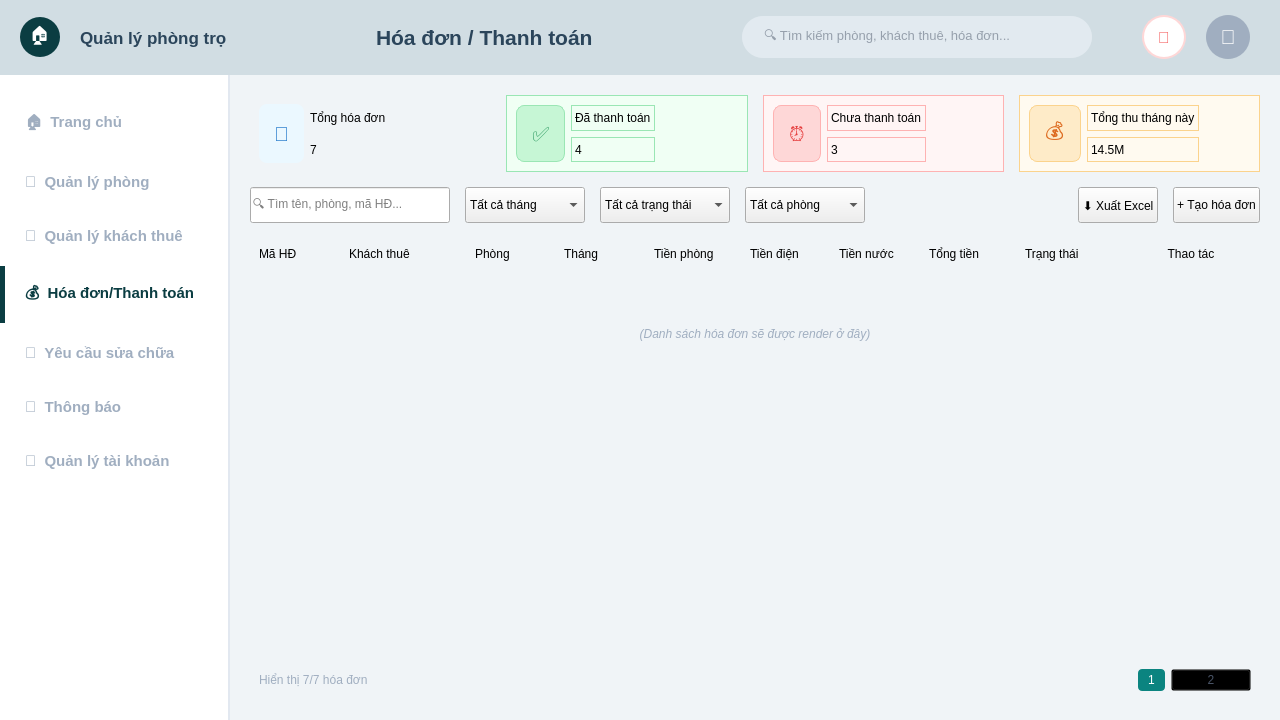
Above: ui/UI_Admin/hoa_don_thanh_toan.ui from nhatanhdeptrai-exe/Final_Project_KTLT before the change. Below: the same form after it.
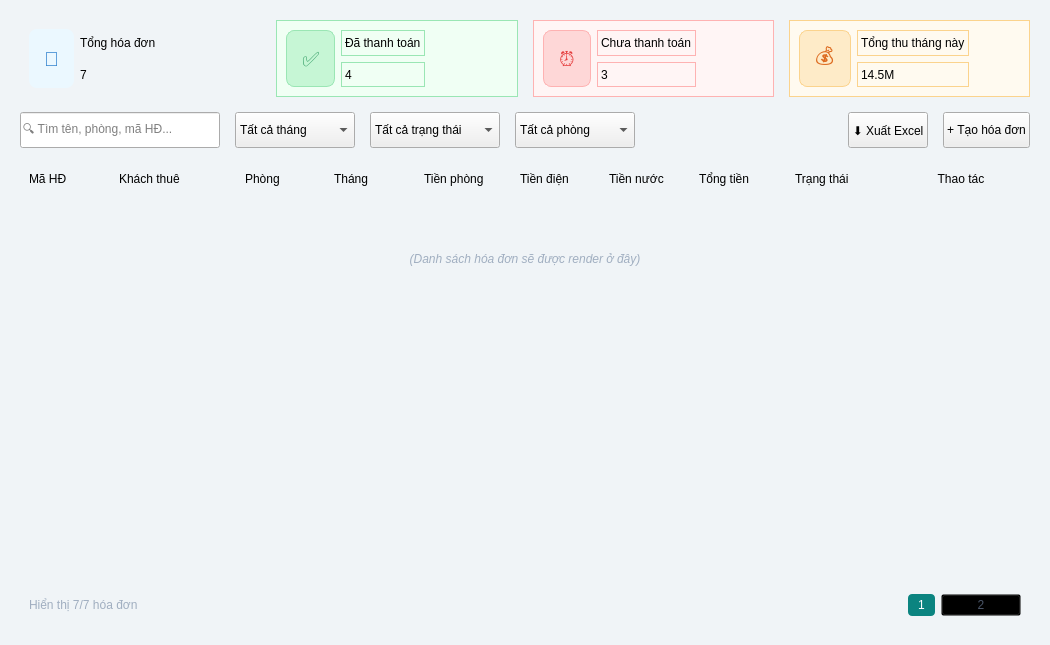
That is the form after the change.

```diff
--- a/ui/UI_Admin/hoa_don_thanh_toan.ui
+++ b/ui/UI_Admin/hoa_don_thanh_toan.ui
@@ -1,35 +1,22 @@
 <?xml version="1.0" encoding="UTF-8"?>
 <ui version="4.0">
  <class>MainWindow</class>
- <widget class="QMainWindow" name="MainWindow">
+  <widget class="QWidget" name="PageHoaDonThanhToan">
   <property name="geometry">
    <rect>
     <x>0</x>
     <y>0</y>
-    <width>1280</width>
-    <height>720</height>
-   </rect>
-  </property>
-  <property name="minimumSize">
-   <size>
-    <width>1280</width>
-    <height>720</height>
-   </size>
-  </property>
+        <width>1050</width>
+        <height>645</height>
+      </rect>
+    </property>
   <property name="windowTitle">
    <string>Hóa đơn / Thanh toán</string>
   </property>
   <property name="styleSheet">
    <string>QMainWindow { background-color: #f0f4f7; }</string>
   </property>
-  <widget class="QWidget" name="centralwidget">
-   <property name="styleSheet">
-    <string>QWidget#centralwidget { background-color: #f0f4f7; }</string>
-   </property>
-   <layout class="QVBoxLayout" name="verticalLayout">
-    <property name="spacing">
-     <number>0</number>
-    </property>
+    <layout class="QVBoxLayout" name="contentLayout">
     <property name="leftMargin">
      <number>0</number>
     </property>
@@ -42,346 +29,6 @@
     <property name="bottomMargin">
      <number>0</number>
     </property>
-    <item>
-     <widget class="QWidget" name="headerWidget" native="true">
-      <property name="minimumSize">
-       <size>
-        <width>0</width>
-        <height>75</height>
-       </size>
-      </property>
-      <property name="maximumSize">
-       <size>
-        <width>16777215</width>
-        <height>75</height>
-       </size>
-      </property>
-      <property name="styleSheet">
-       <string>QWidget#headerWidget { background-color: #d1dde3; }</string>
-      </property>
-      <layout class="QHBoxLayout" name="horizontalLayout">
-       <property name="spacing">
-        <number>20</number>
-       </property>
-       <property name="leftMargin">
-        <number>20</number>
-       </property>
-       <property name="rightMargin">
-        <number>30</number>
-       </property>
-       <item>
-        <widget class="QLabel" name="logoIcon">
-         <property name="minimumSize">
-          <size>
-           <width>40</width>
-           <height>40</height>
-          </size>
-         </property>
-         <property name="maximumSize">
-          <size>
-           <width>40</width>
-           <height>40</height>
-          </size>
-         </property>
-         <property name="styleSheet">
-          <string>background-color: #0b3d42; border-radius: 20px; color: white; font-size: 18px;</string>
-         </property>
-         <property name="text">
-          <string>🏠</string>
-         </property>
-         <property name="alignment">
-          <set>Qt::AlignCenter</set>
-         </property>
-        </widget>
-       </item>
-       <item>
-        <widget class="QLabel" name="logoText">
-         <property name="font">
-          <font>
-           <family>Segoe UI</family>
-           <pointsize>13</pointsize>
-           <weight>75</weight>
-           <bold>true</bold>
-          </font>
-         </property>
-         <property name="styleSheet">
-          <string>color: #2b455b;</string>
-         </property>
-         <property name="text">
-          <string>Quản lý phòng trọ</string>
-         </property>
-        </widget>
-       </item>
-       <item>
-        <spacer name="spacer1">
-         <property name="orientation">
-          <enum>Qt::Horizontal</enum>
-         </property>
-         <property name="sizeHint" stdset="0">
-          <size>
-           <width>20</width>
-           <height>20</height>
-          </size>
-         </property>
-        </spacer>
-       </item>
-       <item>
-        <widget class="QLabel" name="lblPageTitle">
-         <property name="font">
-          <font>
-           <family>Segoe UI</family>
-           <pointsize>16</pointsize>
-           <weight>75</weight>
-           <bold>true</bold>
-          </font>
-         </property>
-         <property name="styleSheet">
-          <string>color: #2b455b;</string>
-         </property>
-         <property name="text">
-          <string>Hóa đơn / Thanh toán</string>
-         </property>
-        </widget>
-       </item>
-       <item>
-        <spacer name="spacer2">
-         <property name="orientation">
-          <enum>Qt::Horizontal</enum>
-         </property>
-         <property name="sizeHint" stdset="0">
-          <size>
-           <width>40</width>
-           <height>20</height>
-          </size>
-         </property>
-        </spacer>
-       </item>
-       <item>
-        <widget class="QLineEdit" name="searchBar">
-         <property name="minimumSize">
-          <size>
-           <width>350</width>
-           <height>42</height>
-          </size>
-         </property>
-         <property name="maximumSize">
-          <size>
-           <width>400</width>
-           <height>42</height>
-          </size>
-         </property>
-         <property name="font">
-          <font>
-           <pointsize>10</pointsize>
-          </font>
-         </property>
-         <property name="styleSheet">
-          <string>QLineEdit {
-	background-color: #e2eaf0;
-	border-radius: 21px;
-	padding: 5px 20px;
-	border: none;
-	color: #4a5568;
-}</string>
-         </property>
-         <property name="placeholderText">
-          <string>🔍 Tìm kiếm phòng, khách thuê, hóa đơn...</string>
-         </property>
-        </widget>
-       </item>
-       <item>
-        <spacer name="spacer3">
-         <property name="orientation">
-          <enum>Qt::Horizontal</enum>
-         </property>
-         <property name="sizeHint" stdset="0">
-          <size>
-           <width>30</width>
-           <height>20</height>
-          </size>
-         </property>
-         <property name="sizeType">
-          <enum>QSizePolicy::Fixed</enum>
-         </property>
-        </spacer>
-       </item>
-       <item>
-        <widget class="QPushButton" name="btnBell">
-         <property name="minimumSize">
-          <size>
-           <width>44</width>
-           <height>44</height>
-          </size>
-         </property>
-         <property name="maximumSize">
-          <size>
-           <width>44</width>
-           <height>44</height>
-          </size>
-         </property>
-         <property name="styleSheet">
-          <string>QPushButton { background-color: white; border-radius: 22px; color: #f56565; font-size: 16px; font-weight: bold; border: 2px solid #fed7d7; }</string>
-         </property>
-         <property name="text">
-          <string>🔔</string>
-         </property>
-        </widget>
-       </item>
-       <item>
-        <widget class="QLabel" name="lblAvatar">
-         <property name="minimumSize">
-          <size>
-           <width>44</width>
-           <height>44</height>
-          </size>
-         </property>
-         <property name="maximumSize">
-          <size>
-           <width>44</width>
-           <height>44</height>
-          </size>
-         </property>
-         <property name="styleSheet">
-          <string>background-color: #a0aec0; border-radius: 22px; color: white; font-size: 20px;</string>
-         </property>
-         <property name="text">
-          <string>👤</string>
-         </property>
-         <property name="alignment">
-          <set>Qt::AlignCenter</set>
-         </property>
-        </widget>
-       </item>
-      </layout>
-     </widget>
-    </item>
-    <item>
-     <layout class="QHBoxLayout" name="mainHLayout">
-      <property name="spacing">
-       <number>0</number>
-      </property>
-      <item>
-       <widget class="QWidget" name="sidebarWidget" native="true">
-        <property name="minimumSize">
-         <size>
-          <width>230</width>
-          <height>0</height>
-         </size>
-        </property>
-        <property name="maximumSize">
-         <size>
-          <width>230</width>
-          <height>16777215</height>
-         </size>
-        </property>
-        <property name="styleSheet">
-         <string>QWidget#sidebarWidget { background-color: white; border-right: 2px solid #e2e8f0; }
-QPushButton { text-align: left; padding: 15px 25px; border: none; background-color: transparent; color: #a0aec0; font-size: 15px; font-weight: bold; }
-QPushButton:hover { color: #2b455b; }
-QPushButton:checked { color: #0b3d42; border-left: 5px solid #0b3d42; padding-left: 20px; }</string>
-        </property>
-        <layout class="QVBoxLayout" name="verticalLayout_2">
-         <property name="leftMargin">
-          <number>0</number>
-         </property>
-         <property name="topMargin">
-          <number>20</number>
-         </property>
-         <property name="rightMargin">
-          <number>0</number>
-         </property>
-         <property name="bottomMargin">
-          <number>20</number>
-         </property>
-         <item>
-          <widget class="QPushButton" name="navTrangChu">
-           <property name="text">
-            <string>🏠  Trang chủ</string>
-           </property>
-           <property name="checkable">
-            <bool>true</bool>
-           </property>
-          </widget>
-         </item>
-         <item>
-          <widget class="QPushButton" name="navQuanLyPhong">
-           <property name="text">
-            <string>🏢  Quản lý phòng</string>
-           </property>
-           <property name="checkable">
-            <bool>true</bool>
-           </property>
-          </widget>
-         </item>
-         <item>
-          <widget class="QPushButton" name="navQuanLyKhachThu">
-           <property name="text">
-            <string>👥  Quản lý khách thuê</string>
-           </property>
-           <property name="checkable">
-            <bool>true</bool>
-           </property>
-          </widget>
-         </item>
-         <item>
-          <widget class="QPushButton" name="navHoaDon">
-           <property name="text">
-            <string>💰  Hóa đơn/Thanh toán</string>
-           </property>
-           <property name="checkable">
-            <bool>true</bool>
-           </property>
-           <property name="checked">
-            <bool>true</bool>
-           </property>
-          </widget>
-         </item>
-         <item>
-          <widget class="QPushButton" name="navSuaChua">
-           <property name="text">
-            <string>🔧  Yêu cầu sửa chữa</string>
-           </property>
-           <property name="checkable">
-            <bool>true</bool>
-           </property>
-          </widget>
-         </item>
-         <item>
-          <widget class="QPushButton" name="navThongBao">
-           <property name="text">
-            <string>🔔  Thông báo</string>
-           </property>
-           <property name="checkable">
-            <bool>true</bool>
-           </property>
-          </widget>
-         </item>
-         <item>
-          <widget class="QPushButton" name="navTaiKhoan">
-           <property name="text">
-            <string>👤  Quản lý tài khoản</string>
-           </property>
-           <property name="checkable">
-            <bool>true</bool>
-           </property>
-          </widget>
-         </item>
-         <item>
-          <spacer name="verticalSpacer">
-           <property name="orientation">
-            <enum>Qt::Vertical</enum>
-           </property>
-           <property name="sizeHint" stdset="0">
-            <size>
-             <width>20</width>
-             <height>40</height>
-            </size>
-           </property>
-          </spacer>
-         </item>
-        </layout>
-       </widget>
-      </item>
       <item>
        <widget class="QStackedWidget" name="mainContentStack">
         <widget class="QWidget" name="pageHoaDonThanhToan">
@@ -1072,9 +719,6 @@
        </widget>
       </item>
      </layout>
-    </item>
-   </layout>
-  </widget>
  </widget>
  <resources />
  <connections />
```
Left out of the diff: 2 changed lines with no effect on the pictures. Lines whose indentation alone changed are shown as unchanged.
